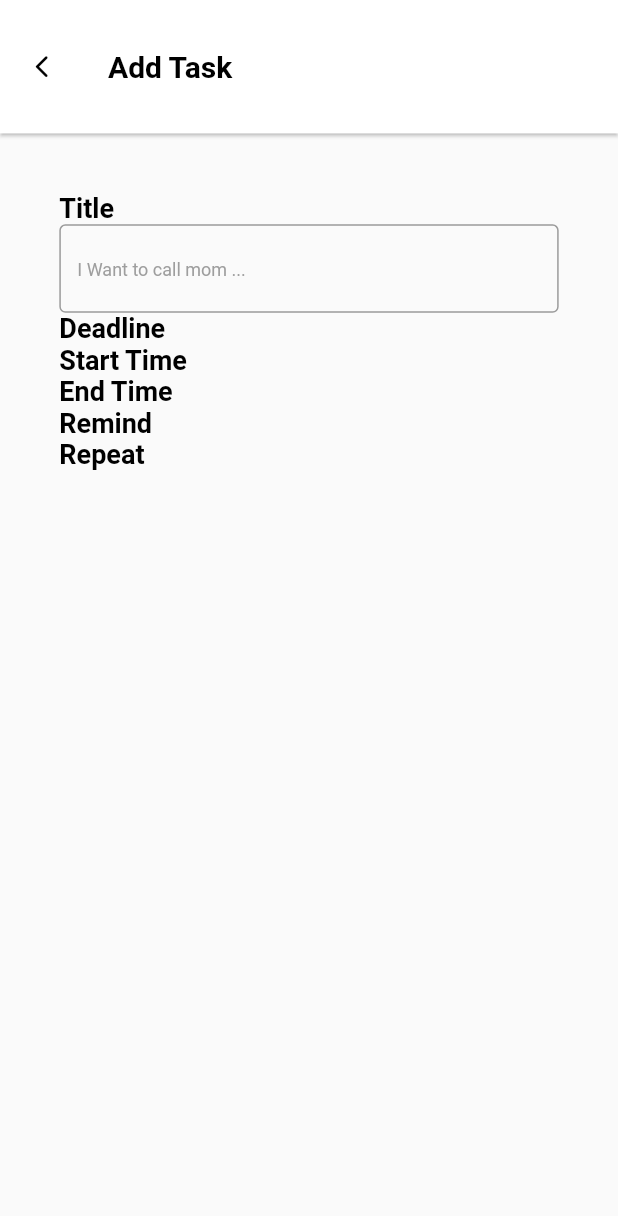
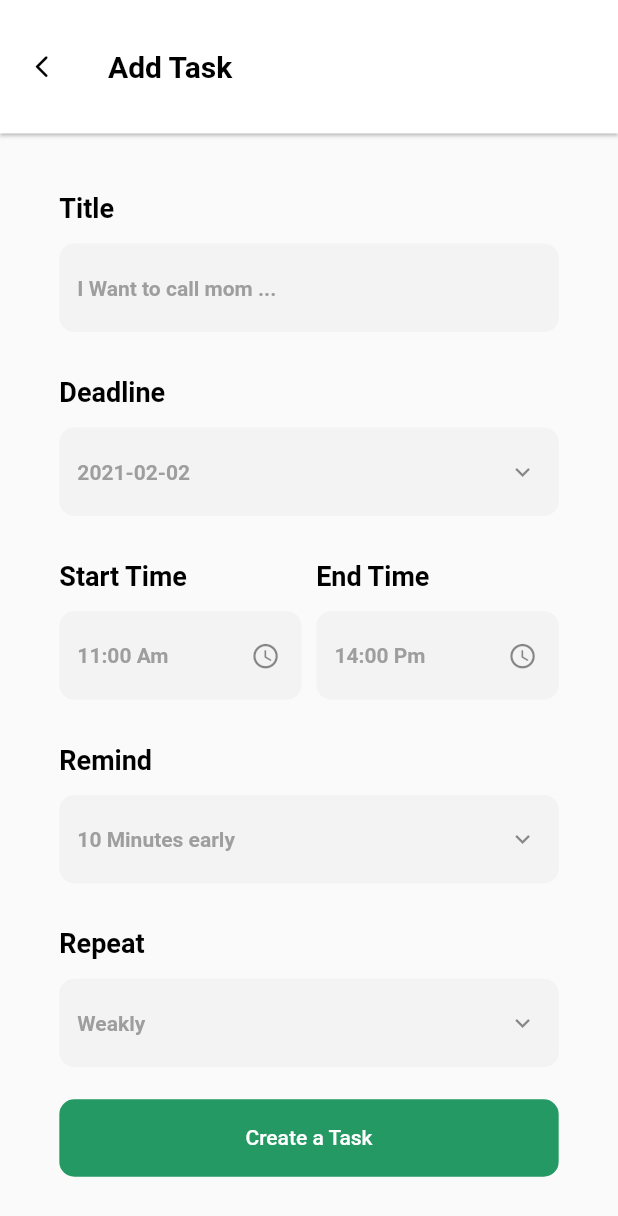
Before and after one commit to a-dham/Algoriza-intern, a Flutter app: the screen it shows after launch, after a tap on "Add Task", on a phone screen of 412 x 824 dp. Shown: the top 1216 px of the screen. Run offline on Flutter 3.47's test engine with Material 2 defaults, Android fonts, the phone set to English and light mode, and no system bars; our stand-ins replace country_code_picker, dots_indicator, sizer.

Commit message:
home complete

```diff
--- a/lib/Presentation/task1/Auth/signUp/sign_up_screen.dart
+++ b/lib/Presentation/task1/Auth/signUp/sign_up_screen.dart
@@ -84,6 +84,7 @@ class SignUpScreen extends StatelessWidget {
               height: 1.h,
             ),
             CustomeTextFormField(
+              textEditingController: null,
               hintText: 'Eg . example@email.com',
               suffixWidget: null,
             ),
@@ -147,6 +148,7 @@ class SignUpScreen extends StatelessWidget {
               height: 1.h,
             ),
             CustomeTextFormField(
+              textEditingController: null,
               hintText: 'Password',
               suffixWidget: IconButton(
                 onPressed: () {},
--- a/lib/Presentation/todoTask2/pages/addTask/add_task.dart
+++ b/lib/Presentation/todoTask2/pages/addTask/add_task.dart
@@ -1,5 +1,6 @@
 import 'package:flutter/material.dart';
 import 'package:task_1/core/customTextFormField.dart';
+import 'package:task_1/core/custom_elevated_button.dart';
 import 'package:task_1/core/utils/constant.dart';
 import 'package:task_1/core/utils/size_config.dart';
 
@@ -8,6 +9,7 @@ class AddTask extends StatelessWidget {
     Key? key,
   }) : super(key: key);
   final double size = SizeConfig.defaultSize!;
+  final TextEditingController titleTextController = TextEditingController();
 
   @override
   Widget build(BuildContext context) {
@@ -26,7 +28,9 @@ class AddTask extends StatelessWidget {
           ),
         ),
         leading: IconButton(
-          onPressed: () {},
+          onPressed: () {
+            Navigator.pushNamedAndRemoveUntil(context, home, (route) => false);
+          },
           icon: Icon(
             Icons.arrow_back_ios_rounded,
             size: size * 1.8,
@@ -41,14 +45,128 @@ class AddTask extends StatelessWidget {
           mainAxisAlignment: MainAxisAlignment.start,
           children: [
             customText(text: 'Title'),
+            SizedBox(
+              height: size * 1.3,
+            ),
             CustomeTextFormField(
               hintText: 'I Want to call mom ...',
+              textEditingController: titleTextController,
+              suffixWidget: null,
+              prefixWidget: null,
+            ),
+            SizedBox(
+              height: size * 3,
             ),
             customText(text: 'Deadline'),
-            customText(text: 'Start Time'),
-            customText(text: 'End Time'),
+            SizedBox(
+              height: size * 1.3,
+            ),
+            CustomeTextFormField(
+              hintText: '2021-02-02',
+              textEditingController: titleTextController,
+              prefixWidget: null,
+              suffixWidget: IconButton(
+                  onPressed: () {},
+                  icon: Icon(
+                    Icons.keyboard_arrow_down_sharp,
+                    size: size * 2,
+                  )),
+            ),
+            SizedBox(
+              height: size * 3,
+            ),
+            Row(
+              children: [
+                customText(text: 'Start Time'),
+                const Spacer(),
+                customText(text: 'End Time'),
+                const Spacer(),
+              ],
+            ),
+            SizedBox(
+              height: size * 1.3,
+            ),
+            Row(
+              children: [
+                Expanded(
+                  child: CustomeTextFormField(
+                    hintText: '11:00 Am',
+                    textEditingController: titleTextController,
+                    prefixWidget: null,
+                    suffixWidget: IconButton(
+                        onPressed: () {},
+                        icon: Icon(
+                          Icons.access_time_rounded,
+                          size: size * 2,
+                        )),
+                  ),
+                ),
+                SizedBox(
+                  width: size,
+                ),
+                Expanded(
+                  child: CustomeTextFormField(
+                    hintText: '14:00 Pm',
+                    textEditingController: titleTextController,
+                    prefixWidget: null,
+                    suffixWidget: IconButton(
+                        onPressed: () {},
+                        icon: Icon(
+                          Icons.access_time_rounded,
+                          size: size * 2,
+                        )),
+                  ),
+                ),
+              ],
+            ),
+            SizedBox(
+              height: size * 3,
+            ),
             customText(text: 'Remind'),
+            SizedBox(
+              height: size * 1.3,
+            ),
+            CustomeTextFormField(
+              hintText: '10 Minutes early',
+              textEditingController: titleTextController,
+              prefixWidget: null,
+              suffixWidget: IconButton(
+                  onPressed: () {},
+                  icon: Icon(
+                    Icons.keyboard_arrow_down_sharp,
+                    size: size * 2,
+                  )),
+            ),
+            SizedBox(
+              height: size * 3,
+            ),
             customText(text: 'Repeat'),
+            SizedBox(
+              height: size * 1.3,
+            ),
+            CustomeTextFormField(
+              hintText: 'Weakly',
+              textEditingController: titleTextController,
+              prefixWidget: null,
+              suffixWidget: IconButton(
+                  onPressed: () {},
+                  icon: Icon(
+                    Icons.keyboard_arrow_down_sharp,
+                    size: size * 2,
+                  )),
+            ),
+            const Spacer(),
+            CustomElevatedButton(
+              text: 'Create a Task',
+              textColor: kWhiteColor,
+              buttonColor: const Color(0XFF259963),
+              circular: 10,
+              onPressed: () {
+                Navigator.pushNamed(context, addTask);
+              },
+              verticalPadding: size * 1.8,
+              size: const Size(double.infinity, 10),
+            )
           ],
         ),
       ),
--- a/lib/Presentation/todoTask2/pages/home/home.dart
+++ b/lib/Presentation/todoTask2/pages/home/home.dart
@@ -1,4 +1,8 @@
 import 'package:flutter/material.dart';
+import 'package:task_1/Presentation/todoTask2/pages/home/widgets/all_tasks.dart';
+import 'package:task_1/Presentation/todoTask2/pages/home/widgets/completed_tasks.dart';
+import 'package:task_1/Presentation/todoTask2/pages/home/widgets/favorite_tasks.dart';
+import 'package:task_1/Presentation/todoTask2/pages/home/widgets/uncompleted_tasks.dart';
 import 'package:task_1/core/custom_elevated_button.dart';
 import 'package:task_1/core/utils/constant.dart';
 import 'package:task_1/core/utils/size_config.dart';
@@ -11,7 +15,7 @@ class Home extends StatefulWidget {
 }
 
 class _HomeState extends State<Home> with SingleTickerProviderStateMixin {
-  late double size = SizeConfig.defaultSize!;
+  late double size = SizeConfig.defaultSize ?? 9.3;
   TabController? tabController;
 
   @override
@@ -104,26 +108,18 @@ class _HomeState extends State<Home> with SingleTickerProviderStateMixin {
                   ),
                 ),
                 Expanded(
-                  child: TabBarView(controller: tabController, children: const [
+                  child: TabBarView(controller: tabController, children: [
                     Tab(
-                      child: Center(
-                        child: Text('all'),
-                      ),
+                      child: AllTasks(),
                     ),
                     Tab(
-                      child: Center(
-                        child: Text('complete'),
-                      ),
+                      child: CompleteTasks(),
                     ),
                     Tab(
-                      child: Center(
-                        child: Text('uncomplete'),
-                      ),
+                      child: UnCompleteTasks(),
                     ),
                     Tab(
-                      child: Center(
-                        child: Text('favorite'),
-                      ),
+                      child: FavoriteTasks(),
                     ),
                   ]),
                 ),
--- /dev/null
+++ b/lib/Presentation/todoTask2/pages/home/widgets/all_tasks.dart
@@ -0,0 +1,47 @@
+import 'package:flutter/material.dart';
+import 'package:task_1/core/utils/constant.dart';
+import 'package:task_1/core/utils/size_config.dart';
+
+class AllTasks extends StatelessWidget {
+  AllTasks({Key? key}) : super(key: key);
+  final double size = SizeConfig.defaultSize!;
+  final List<PopupMenuEntry> popupList = const [
+    PopupMenuItem(child: Text('Complete')),
+    PopupMenuItem(child: Text('UnComplete')),
+    PopupMenuItem(child: Text('Favorite')),
+    PopupMenuItem(child: Text('Delete')),
+  ];
+
+  @override
+  Widget build(BuildContext context) {
+    return Padding(
+      padding: EdgeInsets.symmetric(vertical: size * 2, horizontal: size * 1.8),
+      child: ListView.builder(
+          itemCount: 200,
+          itemBuilder: (context, index) {
+            return ListTile(
+              leading: Transform.scale(
+                scale: size / 6,
+                child: Checkbox(
+                  value: false,
+                  onChanged: (value) {},
+                  shape: RoundedRectangleBorder(
+                    borderRadius: BorderRadius.circular(6),
+                  ),
+                  activeColor: Colors.green,
+                  checkColor: kBlackColor,
+                  side: MaterialStateBorderSide.resolveWith(
+                    (states) =>
+                        const BorderSide(width: 1.0, color: Colors.green),
+                  ),
+                ),
+              ),
+              title: const Text('My first TASK'),
+              trailing: PopupMenuButton(itemBuilder: (context) {
+                return popupList;
+              }),
+            );
+          }),
+    );
+  }
+}
--- a/lib/core/customTextFormField.dart
+++ b/lib/core/customTextFormField.dart
@@ -1,26 +1,56 @@
 import 'package:flutter/material.dart';
 import 'package:sizer/sizer.dart';
+import 'package:task_1/core/utils/constant.dart';
 
 class CustomeTextFormField extends StatelessWidget {
   CustomeTextFormField({
     Key? key,
     @required this.hintText,
     @required this.suffixWidget,
+    @required this.prefixWidget,
+    required this.textEditingController,
   }) : super(key: key);
   final String? hintText;
   final Widget? suffixWidget;
+  final Widget? prefixWidget;
+  final TextEditingController? textEditingController;
 
   @override
   Widget build(BuildContext context) {
     return TextFormField(
+      controller: textEditingController,
       decoration: InputDecoration(
-          hintText: hintText,
-          hintStyle: TextStyle(color: Colors.grey, fontSize: 12),
-          suffix: suffixWidget,
-          border: const OutlineInputBorder(
-              borderSide: BorderSide(
-            color: Colors.grey,
-          ))),
+        prefix: prefixWidget,
+        hintText: hintText,
+        suffixIcon: suffixWidget,
+        filled: true,
+        fillColor: kGreyColor.withOpacity(0.08),
+        hintStyle: const TextStyle(
+            color: Colors.grey, fontSize: 14, fontWeight: FontWeight.bold),
+        border: const OutlineInputBorder(
+          borderSide: BorderSide(
+            color: Colors.transparent,
+          ),
+        ),
+        enabledBorder: OutlineInputBorder(
+          borderRadius: BorderRadius.circular(10),
+          borderSide: const BorderSide(
+            color: Colors.transparent,
+          ),
+        ),
+        focusedBorder: OutlineInputBorder(
+          borderRadius: BorderRadius.circular(10),
+          borderSide: const BorderSide(
+            color: kBlackColor,
+          ),
+        ),
+        errorBorder: OutlineInputBorder(
+          borderRadius: BorderRadius.circular(10),
+          borderSide: BorderSide(
+            color: Colors.red.withOpacity(0.5),
+          ),
+        ),
+      ),
     );
   }
 }
```
Also changed, not shown: lib/Presentation/todoTask2/pages/home/widgets/completed_tasks.dart (added, +31 -0 lines), lib/Presentation/todoTask2/pages/home/widgets/favorite_tasks.dart (added, +31 -0 lines), lib/Presentation/todoTask2/pages/home/widgets/uncompleted_tasks.dart (added, +31 -0 lines).
